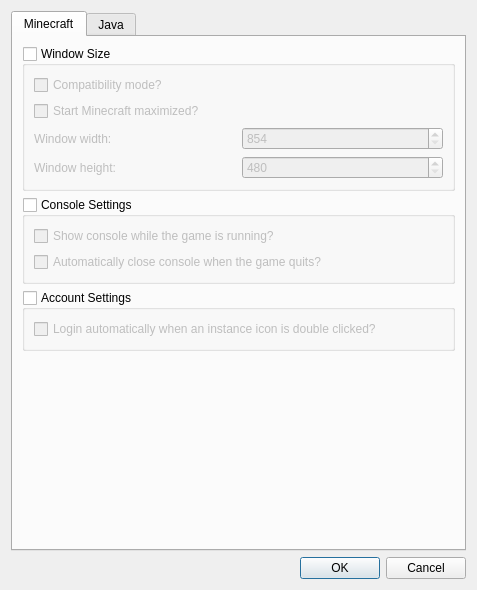
Old version of the form gui/instancesettings.ui in the repository FreesmTeam/FreesmLauncher.
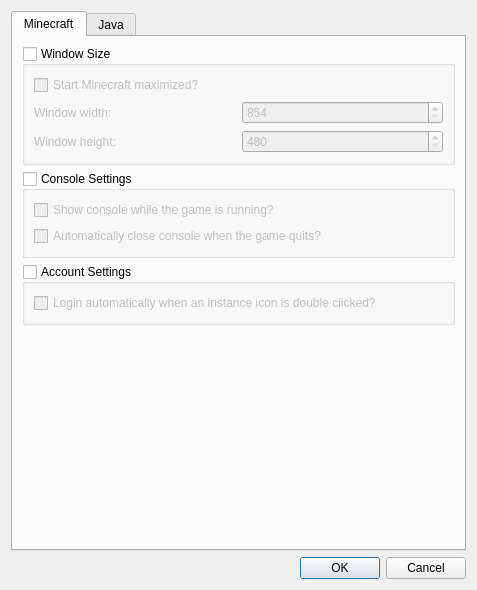
New version of the form.

The edit to the form file:
```diff
--- a/gui/instancesettings.ui
+++ b/gui/instancesettings.ui
@@ -42,13 +42,6 @@
           <bool>false</bool>
          </property>
          <layout class="QVBoxLayout" name="verticalLayout_4">
-          <item>
-           <widget class="QCheckBox" name="compatModeCheckBox">
-            <property name="text">
-             <string>Compatibility mode?</string>
-            </property>
-           </widget>
-          </item>
           <item>
            <widget class="QCheckBox" name="maximizedCheckBox">
             <property name="text">
```
Left out of the diff: 1 changed line with no effect on the pictures.
